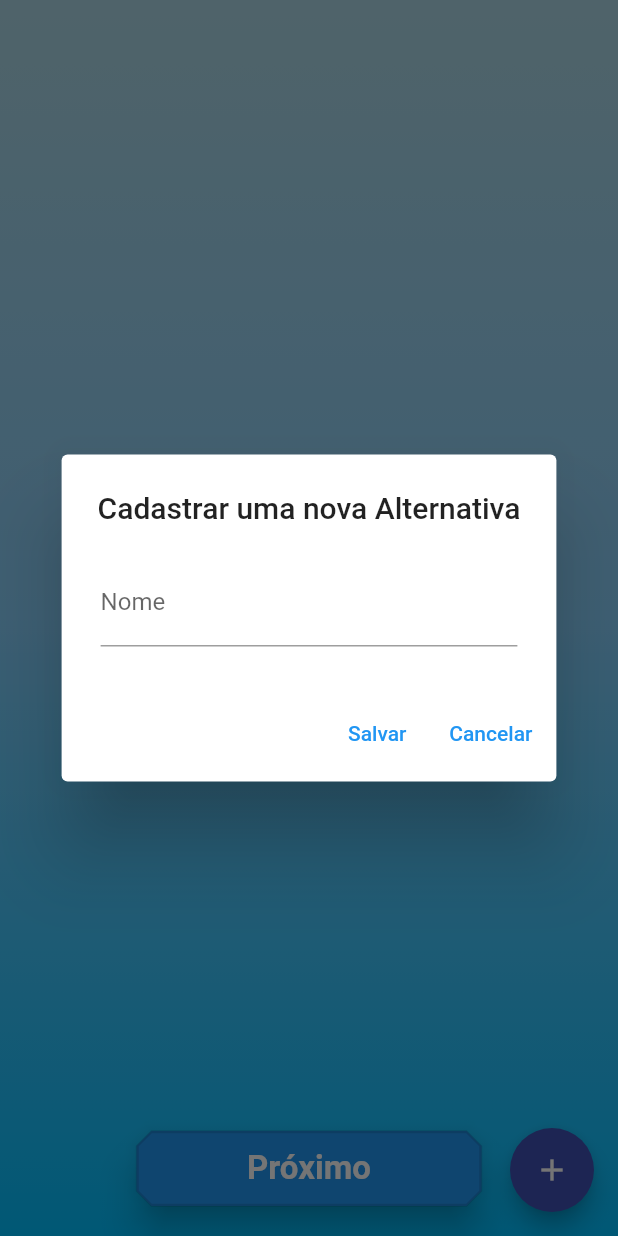
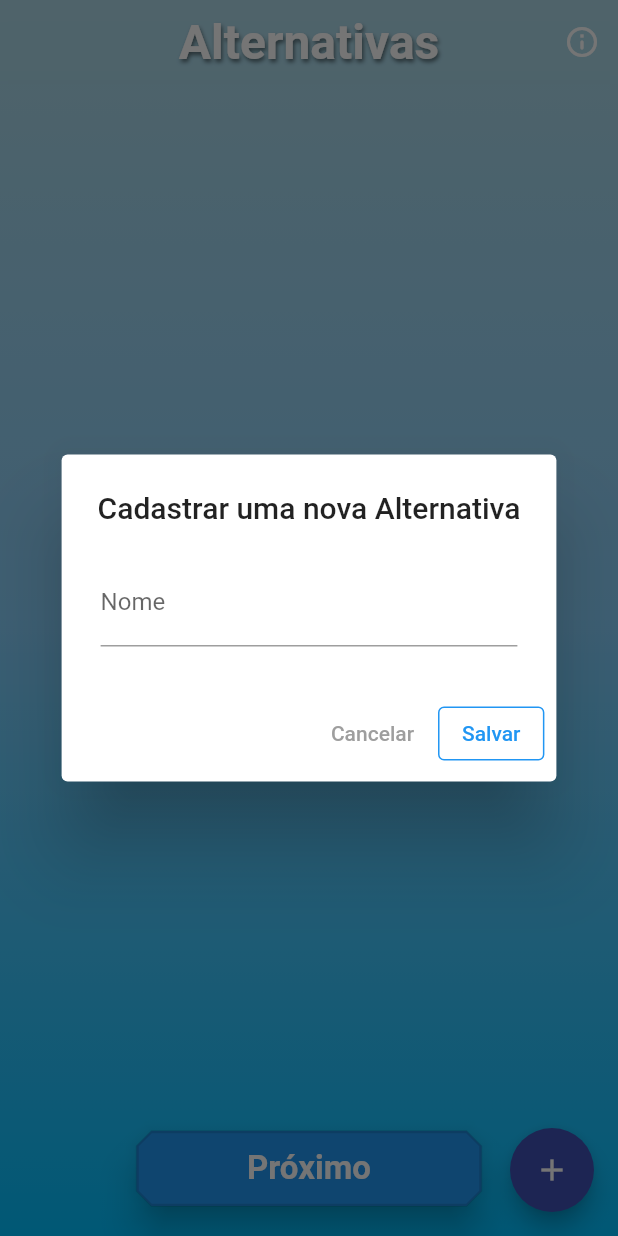
Before and after one commit to wesley-marcos/fetinTest, a Flutter app: the screen it shows after launch, after a tap on the "add" icon, on a phone screen of 412 x 824 dp. Run offline on Flutter 3.47's test engine with Material 2 defaults, Android fonts, the phone set to English and light mode, and no system bars; our stand-ins replace google_fonts; missing offline and left inert: dart:ffi.

Commit message:
Atulização da tela e inserção de Alternativas

```diff
--- a/lib/alternatives_input.dart
+++ b/lib/alternatives_input.dart
@@ -1,7 +1,7 @@
+import 'dart:ui';
+
 import 'package:flutter/material.dart';
 import 'package:hash_test/basic_templates/app_text_styles.dart';
-import 'package:hash_test/components/alternative.dart';
-import 'package:hash_test/components/alternatives.dart';
 import 'package:hash_test/home.dart';
 import 'package:provider/provider.dart';
 
@@ -16,22 +16,82 @@ class InputAlternatives extends StatefulWidget {
 }
 
 class _InputAlternativesState extends State<InputAlternatives> {
+  final _formKey = GlobalKey<FormFieldState>();
+
   int i = 0;
 
   void increment() {
     i++;
   }
 
+  @override
   Widget build(BuildContext context) {
     return Scaffold(
       body: Consumer<Criteria>(
         builder: (BuildContext context, Criteria list, Widget? widget) {
-          return Container(
-            decoration: BoxDecoration(
+          return Scaffold(
+            extendBodyBehindAppBar: true,
+            appBar: AppBar(
+              actions: [
+                IconButton(
+                    color: Colors.white,
+                    onPressed: () {
+                      showDialog(
+                        context: context,
+                        builder: (context) => AlertDialog(
+                          title: const Text("Alternativas"),
+                          content: const Text(
+                              "Alternativa é toda opção de compra que você "
+                              "tem.\n"
+                              "Exemplo: ao comprar um computador, você tem "
+                              "3 opções, um da marca Acer, um da marca "
+                              "Dell e outro da marca Apple. Essas são as "
+                              "alterntivas de compra."),
+                          actions: [
+                            OutlinedButton(
+                              child: const Text('Ok'),
+                              onPressed: () {
+                                Navigator.pop(context);
+                              },
+                            ),
+                          ],
+                        ),
+                      );
+                    },
+                    icon: const Icon(Icons.info_outline_rounded))
+              ],
+              backgroundColor: Colors.transparent,
+              iconTheme: const IconThemeData(color: Colors.black),
+              elevation: 0,
+              title: Text(
+                'Alternativas',
+                style: TextStyle(
+                  fontSize: 32,
+                  fontWeight: FontWeight.w600,
+                  color: Colors.white,
+                  shadows: [
+                    Shadow(
+                      color: Colors.black.withOpacity(0.5),
+                      offset: const Offset(1, 2),
+                      blurRadius: 3,
+                    )
+                  ],
+                ),
+              ),
+              centerTitle: true,
+              flexibleSpace: ClipRect(
+                child: BackdropFilter(
+                  filter: ImageFilter.blur(sigmaX: 2, sigmaY: 2),
+                  child: Container(color: Colors.transparent),
+                ),
+              ),
+            ),
+            body: Container(
+              decoration: const BoxDecoration(
                 gradient: LinearGradient(
                   colors: [
-                  AppColors.DeepSkyBlue,
-                  AppColors.LightSkyBlue,
+                    AppColors.deepSkyBlue,
+                    AppColors.lightSkyBlue,
                     AppColors.lightBlue,
                   ],
                   begin: Alignment.bottomCenter,
@@ -47,9 +107,20 @@ class _InputAlternativesState extends State<InputAlternatives> {
                         return Dismissible(
                           key: UniqueKey(),
                           background: Container(color: Colors.red),
+                          child: Container(
+                            margin: const EdgeInsets.all(10.0),
+                            decoration: BoxDecoration(
+                              color: AppColors.deepSkyBlue,
+                              borderRadius: BorderRadius.circular(20),
+                            ),
                             child: ListTile(
-                          title: Text(list.alternativeNames[index],
-                          style: AppTextStyles.heading40
+                              title: Text(
+                                list.alternativeNames[index],
+                                style: const TextStyle(
+                                    color: Colors.black,
+                                    fontWeight: FontWeight.bold,
+                                    fontSize: 20),
+                              ),
                             ),
                           ),
                           onDismissed: (direction) {
@@ -59,15 +130,18 @@ class _InputAlternativesState extends State<InputAlternatives> {
                       },
                     ),
                   ),
-                SizedBox(height: 20,),
+                  const SizedBox(
+                    height: 20,
+                  ),
                   Padding(
-                  padding: const EdgeInsets.only(bottom: 20.0, left: 8, right: 8),
+                    padding:
+                        const EdgeInsets.only(bottom: 20.0, left: 8, right: 8),
                     child: ElevatedButton(
                       style: ElevatedButton.styleFrom(
-                      primary: Colors.blue,
+                        backgroundColor: Colors.blue,
                         elevation: 10,
-                      fixedSize: Size(230, 50),
-                      side: BorderSide(color: Colors.black12),
+                        fixedSize: const Size(230, 50),
+                        side: const BorderSide(color: Colors.black12),
                         shape: BeveledRectangleBorder(
                           borderRadius: BorderRadius.circular(10),
                         ),
@@ -75,7 +149,7 @@ class _InputAlternativesState extends State<InputAlternatives> {
                       onPressed: () {
                         Navigator.push(
                           context,
-                        MaterialPageRoute(builder: (context) => Home()),
+                          MaterialPageRoute(builder: (context) => const Home()),
                         );
                       },
                       child: const Text(
@@ -89,6 +163,7 @@ class _InputAlternativesState extends State<InputAlternatives> {
                     ),
                   ),
                 ],
+              ),
             ),
           );
         },
@@ -122,6 +197,14 @@ class _InputAlternativesState extends State<InputAlternatives> {
                   crossAxisAlignment: CrossAxisAlignment.start,
                   children: <Widget>[
                     TextFormField(
+                      validator: (String? valor) {
+                        if (valor!.isEmpty) {
+                          return "Não pode adicionar Alternativa vazia";
+                        } else {
+                          return null;
+                        }
+                      },
+                      key: _formKey,
                       keyboardType: TextInputType.name,
                       controller: nomeInput,
                       decoration: const InputDecoration(
@@ -133,22 +216,40 @@ class _InputAlternativesState extends State<InputAlternatives> {
               ),
             ),
             actions: [
+              TextButton(
+                child: const Text(
+                  "Cancelar",
+                  style: TextStyle(color: Colors.grey),
+                ),
+                onPressed: () {
+                  Navigator.pop(context);
+                },
+              ),
               Consumer<Criteria>(
                 builder: (BuildContext context, Criteria list, Widget? widget) {
-                  return TextButton(
-                    child: const Text("Salvar"),
+                  return OutlinedButton(
+                    style: ButtonStyle(
+                      side: MaterialStateProperty.all<BorderSide>(
+                        const BorderSide(
+                            color: Colors.blue), // Define a cor da borda
+                      ),
+                      foregroundColor:
+                          MaterialStateProperty.all<Color>(Colors.blue),
+                      overlayColor: MaterialStateProperty.all<Color>(
+                        Colors.blue.withOpacity(0.2),
+                      ),
+                    ),
+                    child: const Text(
+                      "Salvar",
+                    ),
                     onPressed: () async {
-                      list.addName("${nomeInput.text}");
+                      if (_formKey.currentState!.validate()) {
+                        list.addName(nomeInput.text);
                         Navigator.pop(context);
                         print(list.alternativeNames);
+                      }
                     },
                   );
-                },
-              ),
-              TextButton(
-                child: const Text("Cancelar"),
-                onPressed: () {
-                  Navigator.pop(context);
                 },
               ),
             ],
--- a/lib/basic_templates/appColors.dart
+++ b/lib/basic_templates/appColors.dart
@@ -1,19 +1,19 @@
 import 'package:flutter/material.dart';
 
 class AppColors {
-  static final Color cornflowerBlue = Color(0xFF6495ED);
-  static final Color dodgerBlue = Color(0xFF1E90FF);
-  static final Color DeepSkyBlue = Color(0xFF00BFFF);
-  static final Color LightSkyBlue = Color(0xFF87CEFA);
-  static final Color SkyBlue = Color(0xFF87CEEB);
-  static final Color border = Color(0xFFE1E1E6);
-  static final Color darkBlue = Color(0xff2193b0);
-  static final Color white = Color(0xFFFFFFFF);
-  static final Color black = Color(0xFF514766);
-  static final Color grey = Color(0xFF6E6680);
-  static final Color ciano = Color(0xFF00FFFF);
-  static final Color turquesa = Color(0xFF40E0D0);
-  static final Color steelBlue = Color(0xFF4682B4);
-  static final Color lightSteelBlue = Color(0xFFB0C4DE);
-  static final Color lightBlue = Color(0xFFADD8E6);
+  static const Color cornflowerBlue = Color(0xFF6495ED);
+  static const Color dodgerBlue = Color(0xFF1E90FF);
+  static const Color deepSkyBlue = Color(0xFF00BFFF);
+  static const Color lightSkyBlue = Color(0xFF87CEFA);
+  static const Color skyBlue = Color(0xFF87CEEB);
+  static const Color border = Color(0xFFE1E1E6);
+  static const Color darkBlue = Color(0xff2193b0);
+  static const Color white = Color(0xFFFFFFFF);
+  static const Color black = Color(0xFF514766);
+  static const Color grey = Color(0xFF6E6680);
+  static const Color ciano = Color(0xFF00FFFF);
+  static const Color turquesa = Color(0xFF40E0D0);
+  static const Color steelBlue = Color(0xFF4682B4);
+  static const Color lightSteelBlue = Color(0xFFB0C4DE);
+  static const Color lightBlue = Color(0xFFADD8E6);
 }
--- a/lib/main.dart
+++ b/lib/main.dart
@@ -2,17 +2,15 @@ import 'package:flutter/material.dart';
 import 'package:hash_test/alternatives_input.dart';
 import 'package:hash_test/components/alternatives.dart';
 import 'package:hash_test/components/criteria.dart';
-import 'package:hash_test/components/criterion.dart';
-import 'package:hash_test/data/criterion_inherited.dart';
-import 'package:hash_test/home.dart';
-import 'package:hash_test/output.dart';
 import 'package:provider/provider.dart';
 
 void main() {
   runApp(MultiProvider(
     providers: [
-      ChangeNotifierProvider(create: (context) => Alternatives(alternatives: [])),
-      ChangeNotifierProvider(create: (context) => Criteria(criteria: [], alternativeNames: []))
+      ChangeNotifierProvider(
+          create: (context) => Alternatives(alternatives: [])),
+      ChangeNotifierProvider(
+          create: (context) => Criteria(criteria: [], alternativeNames: []))
     ],
     child: const MyApp(),
   ));
@@ -27,7 +25,7 @@ class MyApp extends StatelessWidget {
   // This widget is the root of your application.
   @override
   Widget build(BuildContext context) {
-    return MaterialApp(
+    return const MaterialApp(
       debugShowCheckedModeBanner: false,
       title: 'Flutter Demo',
       //color: AppColors.purple,
```
Also changed, not shown: lib/home.dart (+12 -11 lines), lib/output.dart (+8 -14 lines). Lines whose indentation alone changed are shown as unchanged.
